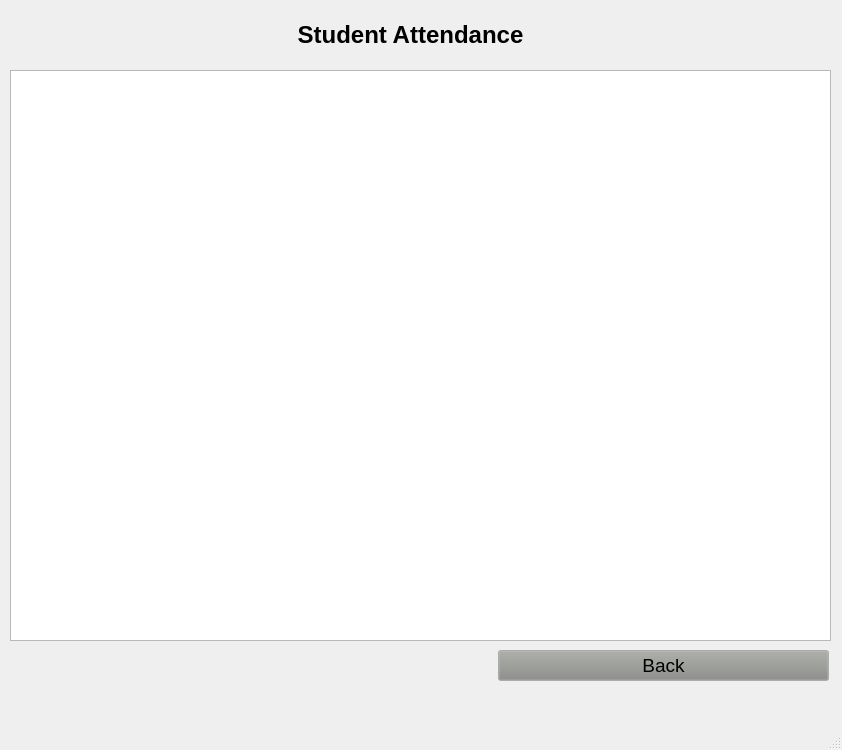
Before: the Qt Designer form App/ui/viewAttendance.ui in yonycherkos/automatic-classroom-attendance-system, drawn with Qt 5.
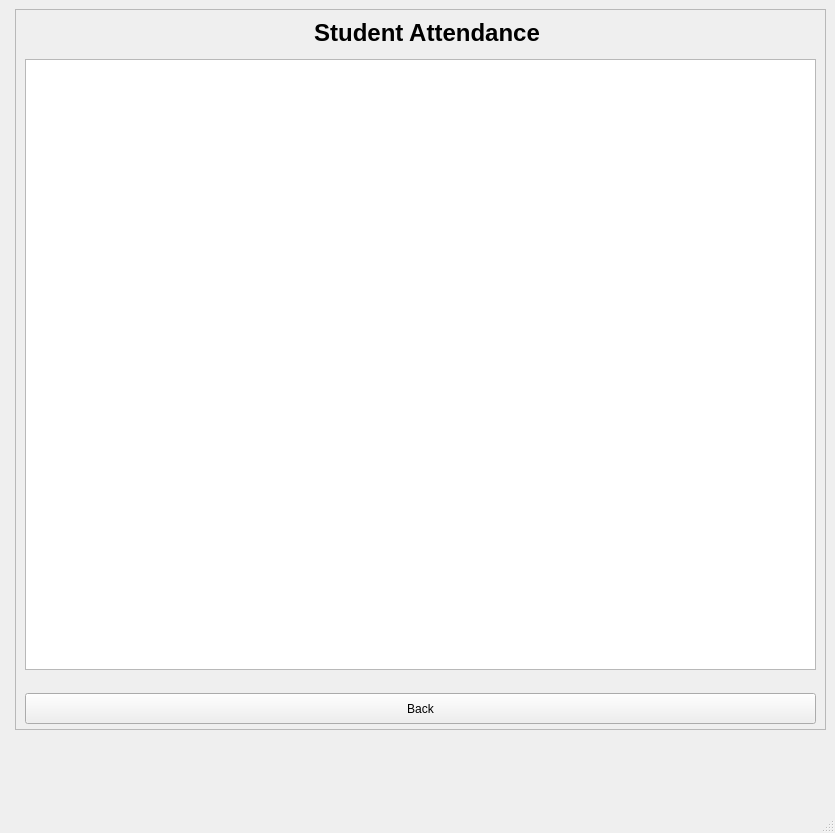
After: the same form once the commit is applied.

Commit message: configure videolabel widget to fill the screen

Patch:
```diff
--- a/App/ui/viewAttendance.ui
+++ b/App/ui/viewAttendance.ui
@@ -6,76 +6,36 @@
    <rect>
     <x>0</x>
     <y>0</y>
-    <width>842</width>
-    <height>750</height>
+    <width>829</width>
+    <height>833</height>
    </rect>
   </property>
-  <property name="palette">
-   <palette>
-    <active>
-     <colorrole role="Button">
-      <brush brushstyle="SolidPattern">
-       <color alpha="255">
-        <red>136</red>
-        <green>138</green>
-        <blue>133</blue>
-       </color>
-      </brush>
-     </colorrole>
-    </active>
-    <inactive>
-     <colorrole role="Button">
-      <brush brushstyle="SolidPattern">
-       <color alpha="255">
-        <red>136</red>
-        <green>138</green>
-        <blue>133</blue>
-       </color>
-      </brush>
-     </colorrole>
-    </inactive>
-    <disabled>
-     <colorrole role="Button">
-      <brush brushstyle="SolidPattern">
-       <color alpha="255">
-        <red>136</red>
-        <green>138</green>
-        <blue>133</blue>
-       </color>
-      </brush>
-     </colorrole>
-    </disabled>
-   </palette>
-  </property>
-  <property name="font">
-   <font>
-    <pointsize>14</pointsize>
-   </font>
-  </property>
   <property name="windowTitle">
    <string>Attendance</string>
   </property>
   <widget class="QWidget" name="centralwidget">
-   <widget class="QTableWidget" name="table">
-    <property name="geometry">
-     <rect>
-      <x>10</x>
-      <y>70</y>
-      <width>821</width>
-      <height>571</height>
-     </rect>
-    </property>
-    <property name="sizeAdjustPolicy">
-     <enum>QAbstractScrollArea::AdjustToContents</enum>
-    </property>
-   </widget>
+   <layout class="QFormLayout" name="formLayout">
+    <item row="0" column="1">
+     <widget class="QFrame" name="attendancePage">
+      <property name="minimumSize">
+       <size>
+        <width>811</width>
+        <height>721</height>
+       </size>
+      </property>
+      <property name="frameShape">
+       <enum>QFrame::StyledPanel</enum>
+      </property>
+      <property name="frameShadow">
+       <enum>QFrame::Raised</enum>
+      </property>
    <widget class="QLabel" name="label">
     <property name="geometry">
      <rect>
-      <x>10</x>
-      <y>20</y>
-      <width>801</width>
-      <height>31</height>
+         <x>0</x>
+         <y>10</y>
+         <width>824</width>
+         <height>28</height>
      </rect>
     </property>
     <property name="text">
@@ -85,12 +45,25 @@
      <set>Qt::AlignCenter</set>
     </property>
    </widget>
+      <widget class="QTableWidget" name="table">
+       <property name="geometry">
+        <rect>
+         <x>10</x>
+         <y>50</y>
+         <width>791</width>
+         <height>611</height>
+        </rect>
+       </property>
+       <property name="sizeAdjustPolicy">
+        <enum>QAbstractScrollArea::AdjustToContents</enum>
+       </property>
+      </widget>
    <widget class="QPushButton" name="backBtn">
     <property name="geometry">
      <rect>
-      <x>498</x>
-      <y>650</y>
-      <width>331</width>
+         <x>10</x>
+         <y>684</y>
+         <width>791</width>
       <height>31</height>
      </rect>
     </property>
@@ -99,6 +72,9 @@
     </property>
    </widget>
   </widget>
+    </item>
+   </layout>
+  </widget>
   <widget class="QMenuBar" name="menubar">
    <property name="geometry">
     <rect>
```
Left out of the diff: 10 changed lines with no effect on the pictures. Lines whose indentation alone changed are shown as unchanged. The commit also changes 6 other files.
